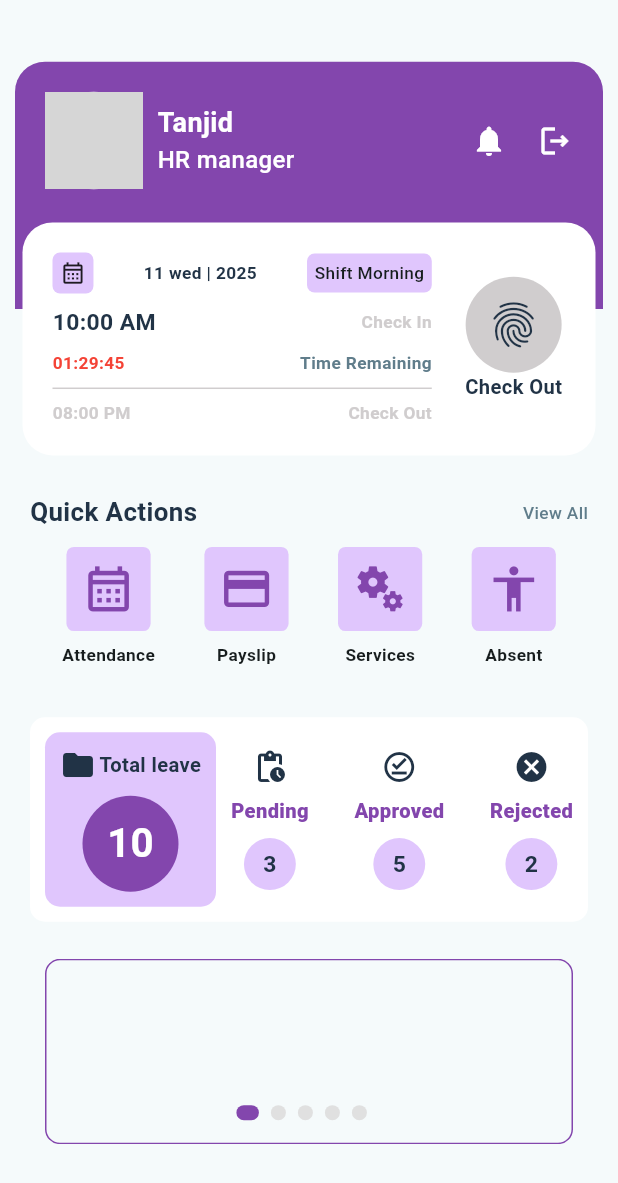
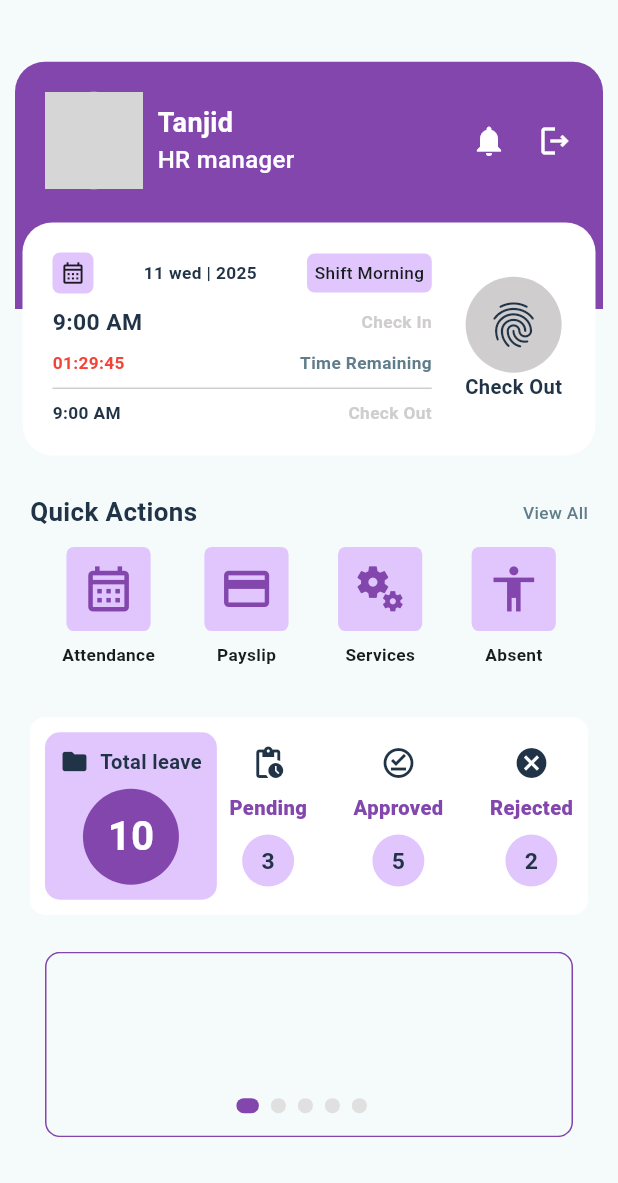
Before and after one commit to Tanjid470/neways_task, a Flutter app: the screen it shows after launch, on a phone screen of 412 x 824 dp. Shown: the top 1183 px of the screen. Run offline on Flutter 3.47's test engine with Material 3 defaults, Android fonts, the phone set to English and light mode, and no system bars; drawn by our look-alikes of carousel_slider; our stand-ins replace firebase_core, flutter_smart_dialog, get, shared_preferences; accounts and stored records are empty; network calls fail; grey boxes are pictures that could not be loaded.

Commit message:
feat : Add checkout time functionality and UI improvements.

```diff
--- a/lib/feature/home/presentation/controller/home_controller.dart
+++ b/lib/feature/home/presentation/controller/home_controller.dart
@@ -16,4 +16,6 @@ class HomeController extends GetxController{
   void changePage(int value) {
     selectedPage.value = value;
   }
+
+  RxString checkOutTime = "9:00 AM".obs;
 }
--- a/lib/feature/home/presentation/home_view.dart
+++ b/lib/feature/home/presentation/home_view.dart
@@ -63,7 +63,6 @@ class _HomeViewState extends State<HomeView> {
         ),
       ),
       child: Row(
-        spacing: 10,
         children: [
           Expanded(
               flex: 1,
@@ -81,7 +80,8 @@ class _HomeViewState extends State<HomeView> {
                       Row(
                         mainAxisAlignment: MainAxisAlignment.spaceBetween,
                         children: [
-                          Icon(Icons.folder,color: AppColor.blackColor,),
+                          Icon(Icons.folder,color: AppColor.blackColor,size: TextSize.font20(context),),
+                          horizontalGap(context, 1),
                           Text('Total leave',style: TextStyle(fontSize: TextSize.font14(context),color: AppColor.blackColor,fontWeight: FontWeight.w600)),
                         ],
                       ),
@@ -95,6 +95,7 @@ class _HomeViewState extends State<HomeView> {
                 ),
               )
           ),
+          horizontalGap(context, 2),
           Expanded(
               flex: 2,
               child: Row(
@@ -278,7 +279,7 @@ class _HomeViewState extends State<HomeView> {
                        Row(
                          mainAxisAlignment: MainAxisAlignment.spaceBetween,
                          children: [
-                           Text('10:00 AM',
+                           Text('9:00 AM',
                                style: TextStyle(
                                    fontSize: TextSize.font16(context),
                                    color: AppColor.blackColor,
@@ -316,12 +317,14 @@ class _HomeViewState extends State<HomeView> {
                        Row(
                          mainAxisAlignment: MainAxisAlignment.spaceBetween,
                          children: [
-                           Text('08:00 PM',
+                           Obx((){
+                             return Text(homeController.checkOutTime.value,
                                  style: TextStyle(
                                      fontSize: TextSize.font12(context),
-                                   color: AppColor.greyColor,
+                                     color: AppColor.blackColor,
                                      fontWeight: FontWeight.bold)
-                           ),
+                             );
+                           }),
                            Text('Check Out',
                                style: TextStyle(
                                    fontSize: TextSize.font12(context),
@@ -339,10 +342,17 @@ class _HomeViewState extends State<HomeView> {
                  child: Column(
                    mainAxisAlignment: MainAxisAlignment.end,
                    children: [
-                     CircleAvatar(
+                     InkWell(
+                       onTap: () {
+                         DateTime now = DateTime.now();
+                         String period = now.hour >= 12 ? "PM" : "AM";
+                         homeController.checkOutTime.value = "${now.hour}:${now.minute} $period";
+                       },
+                       child: CircleAvatar(
                          radius: 32,
                          backgroundColor: AppColor.greyColor,
                          child: Icon(Icons.fingerprint,size: TextSize.font30(context),color: AppColor.blackColor,),
+                       ),
                      ),
                      Text('Check Out',style: TextStyle(fontSize: TextSize.font14(context),color: AppColor.blackColor,fontWeight: FontWeight.w600),),
                    ],
```
Lines whose indentation alone changed are shown as unchanged.
